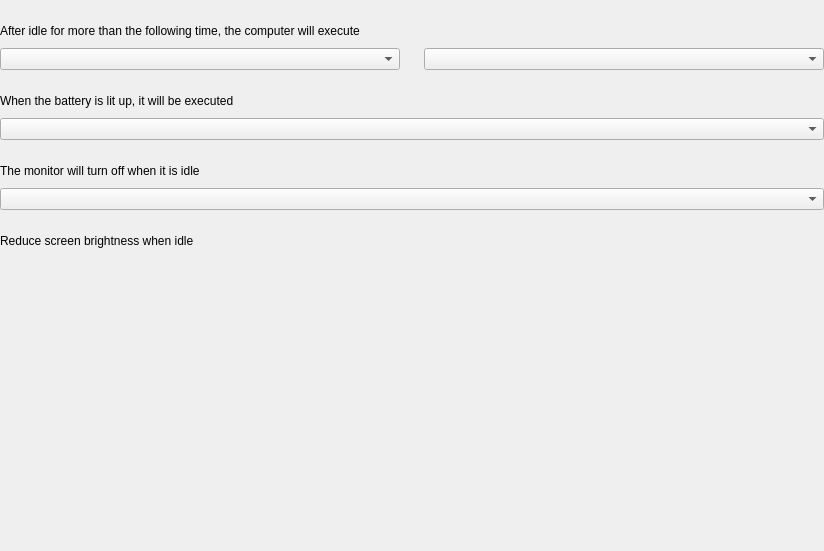
Qt form src/pages/battery-settings/battery-settings-page.ui (openeuler-mirror/kiran-control-panel) before a commit.
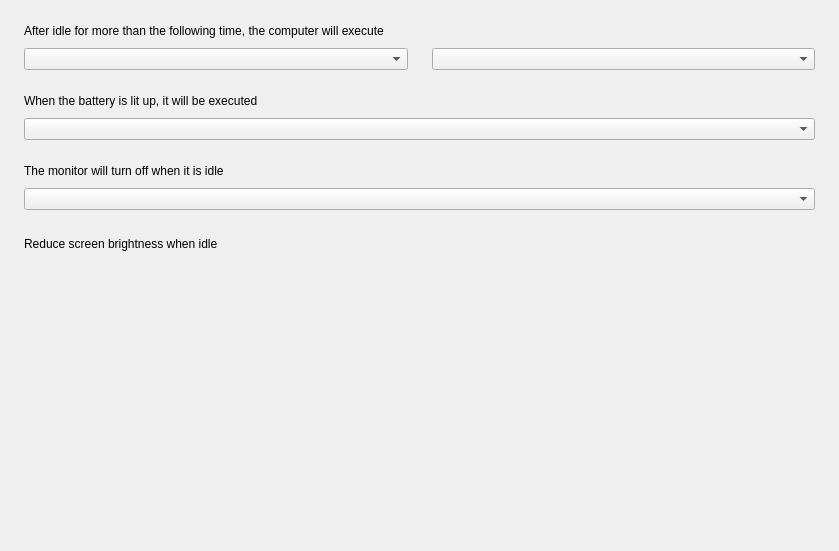
The same form after that commit.

```diff
--- a/src/pages/battery-settings/battery-settings-page.ui
+++ b/src/pages/battery-settings/battery-settings-page.ui
@@ -6,7 +6,7 @@
    <rect>
     <x>0</x>
     <y>0</y>
-    <width>824</width>
+    <width>839</width>
     <height>551</height>
    </rect>
   </property>
@@ -18,13 +18,13 @@
     <number>0</number>
    </property>
    <property name="leftMargin">
-    <number>0</number>
+    <number>24</number>
    </property>
    <property name="topMargin">
     <number>0</number>
    </property>
    <property name="rightMargin">
-    <number>0</number>
+    <number>24</number>
    </property>
    <property name="bottomMargin">
     <number>0</number>
@@ -137,6 +137,19 @@
        </property>
       </widget>
      </item>
+     <item>
+      <spacer name="horizontalSpacer">
+       <property name="orientation">
+        <enum>Qt::Horizontal</enum>
+       </property>
+       <property name="sizeHint" stdset="0">
+        <size>
+         <width>40</width>
+         <height>20</height>
+        </size>
+       </property>
+      </spacer>
+     </item>
     </layout>
    </item>
    <item>
```
Left out of the diff: 10 changed lines with no effect on the pictures.
